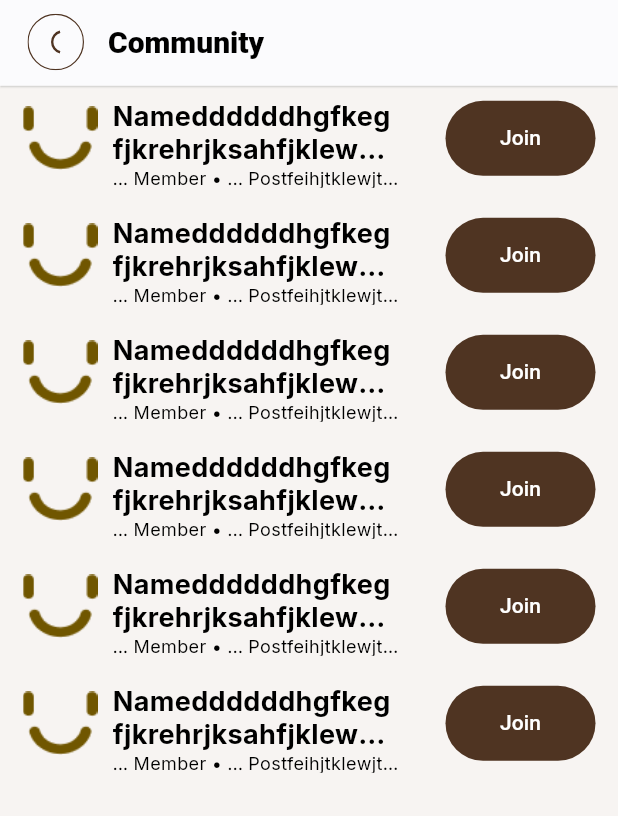
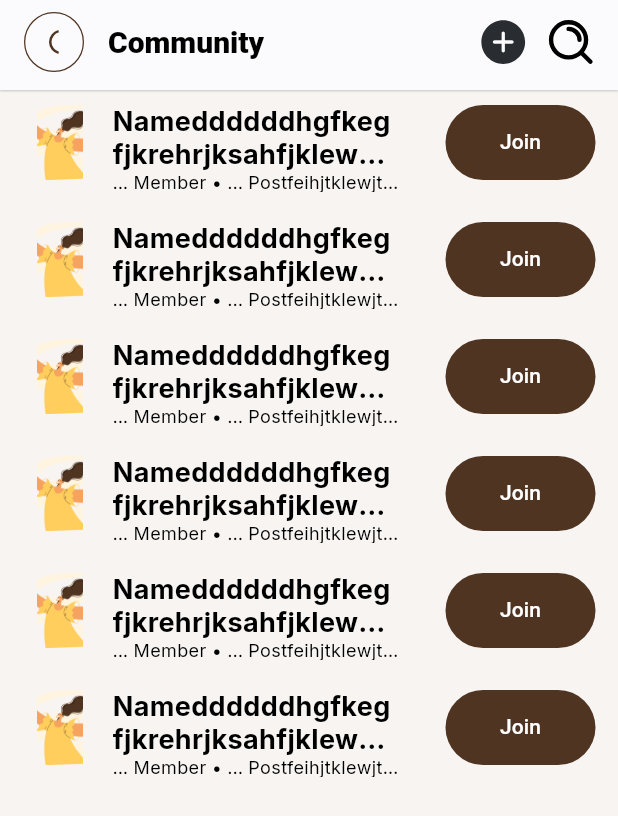
Before and after one commit to TaiMinh2002/MENTAL_HEALTH_APPLICATION, a Flutter app: the CommunityPage screen opened by its route, on a phone screen of 412 x 824 dp. Shown: the top 816 px of the screen. Run offline on Flutter 3.47's test engine with Material 3 defaults, Android fonts, the phone set to English and light mode, and no system bars; our stand-ins replace device_info_plus, dio, flutter_screenutil, flutter_svg, get, get_storage and 5 more; missing offline and left inert: android_id, flutter_inappwebview; accounts and stored records are empty; statements that could not run were skipped.

Commit message:
update appbar

```diff
--- a/mental_healing/lib/base_widget/app_bar_custom.dart
+++ b/mental_healing/lib/base_widget/app_bar_custom.dart
@@ -2,7 +2,7 @@ import 'package:mental_healing/base_widget/button_widget.dart';
 import 'package:mental_healing/import.dart';
 
 class AppBarCustom extends StatelessWidget implements PreferredSizeWidget {
-  AppBarCustom({
+  const AppBarCustom({
     Key? key,
     this.titleAppBar = '',
     this.widgetTitle,
@@ -22,6 +22,10 @@ class AppBarCustom extends StatelessWidget implements PreferredSizeWidget {
     this.backIconColor,
     this.actionButtonWidth,
     this.marginRight = 14,
+    this.suffixIcon1,
+    this.suffixIcon2,
+    this.suffixPressed1,
+    this.suffixPressed2,
   }) : super(key: key);
 
   final String titleAppBar;
@@ -42,34 +46,20 @@ class AppBarCustom extends StatelessWidget implements PreferredSizeWidget {
   final double? actionButtonWidth;
   final Color? backIconColor;
   final double? marginRight;
+  final String? suffixIcon1;
+  final String? suffixIcon2;
+  final VoidCallback? suffixPressed1;
+  final VoidCallback? suffixPressed2;
+
   @override
   Widget build(BuildContext context) {
     return PreferredSize(
-      preferredSize: Size.fromHeight(kToolbarHeight.h),
+      preferredSize: Size.fromHeight(kToolbarHeight),
       child: AppBar(
         scrolledUnderElevation: 0,
         bottom: bottom,
         automaticallyImplyLeading: false,
-        actions: actionTitleButton != null
-            ? <Widget>[
-                Center(
-                  child: ButtonWidget(
-                    title: actionTitleButton!,
-                    onClick: actionPress!,
-                    textColor: Colors.white,
-                    borderColor: Colors.white,
-                    height: 30.h,
-                    width: actionButtonWidth,
-                    borderRadius: actionButtonRadius,
-                    padding: actionButtonPadding,
-                    margin: EdgeInsets.only(right: 14.r),
-                  ),
-                ),
-              ]
-            : <Widget>[
-                ...actions ?? <Widget>[],
-                SizedBox(width: marginRight),
-              ],
+        actions: _buildActions(),
         backgroundColor: backgroundColor ?? Colors.white,
         centerTitle: centerTitle,
         leading: hideLeading ? const SizedBox() : _buildLeading(),
@@ -88,6 +78,51 @@ class AppBarCustom extends StatelessWidget implements PreferredSizeWidget {
     );
   }
 
+  List<Widget> _buildActions() {
+    List<Widget> actionWidgets = actions ?? <Widget>[];
+
+    if (suffixIcon1 != null) {
+      actionWidgets.add(
+        GestureDetector(
+            onTap: suffixPressed1,
+            child: Padding(
+              padding: const EdgeInsets.only(right: 10.0),
+              child: SvgPicture.asset(suffixIcon1!, width: 35),
+            )),
+      );
+    }
+
+    if (suffixIcon2 != null) {
+      actionWidgets.add(
+        GestureDetector(
+            onTap: suffixPressed2,
+            child: SvgPicture.asset(suffixIcon2!, width: 35)),
+      );
+    }
+
+    if (actionTitleButton != null) {
+      actionWidgets.add(
+        Center(
+          child: ButtonWidget(
+            title: actionTitleButton!,
+            onClick: actionPress!,
+            textColor: Colors.white,
+            borderColor: Colors.white,
+            height: 30,
+            width: actionButtonWidth,
+            borderRadius: actionButtonRadius,
+            padding: actionButtonPadding,
+            margin: EdgeInsets.only(right: marginRight ?? 14),
+          ),
+        ),
+      );
+    } else {
+      actionWidgets.add(SizedBox(width: marginRight));
+    }
+
+    return actionWidgets;
+  }
+
   Widget? _buildLeading() {
     if (!automaticallyImplyLeading) {
       return null;
@@ -102,12 +137,12 @@ class AppBarCustom extends StatelessWidget implements PreferredSizeWidget {
         }
       },
       child: Padding(
-        padding: EdgeInsets.only(left: 16.r),
-        child: SvgPicture.asset(AssetIcons.iconBack, width: 45.w),
+        padding: EdgeInsets.only(left: 16),
+        child: SvgPicture.asset(leadingIcon ?? AssetIcons.iconBack, width: 45),
       ),
     );
   }
 
   @override
-  Size get preferredSize => Size.fromHeight(50.r);
+  Size get preferredSize => Size.fromHeight(60);
 }
--- a/mental_healing/lib/page/community/component/community_item.dart
+++ b/mental_healing/lib/page/community/component/community_item.dart
@@ -28,7 +28,7 @@ class CommunityItem extends StatelessWidget with BaseMixin {
   }
 
   Widget _coverImageWidget() {
-    return Image.asset(AssetImages.goodMood, height: 50, width: 50);
+    return Image.asset(AssetImages.intro3, height: 50, width: 50);
   }
 
   Widget _infoWidget() {
--- a/mental_healing/lib/page/home/home_controller.dart
+++ b/mental_healing/lib/page/home/home_controller.dart
@@ -3,6 +3,6 @@ import 'package:mental_healing/import.dart';
 
 class HomeController extends GetxController {
   Future<void> handleCommunity() async {
-    Get.offAllNamed(AppRouter.routerCommunity);
+    Get.toNamed(AppRouter.routerCommunity);
   }
 }
--- a/mental_healing/lib/r.dart
+++ b/mental_healing/lib/r.dart
@@ -29,6 +29,7 @@ class AssetIcons {
 	static const String chooseAvatar = 'assets/icons/choose_avatar.svg';
 	static const String clock = 'assets/icons/clock.svg';
 	static const String community = 'assets/icons/community.svg';
+	static const String createCommunity = 'assets/icons/create_community.svg';
 	static const String darkMode = 'assets/icons/dark_mode.svg';
 	static const String dashboard1 = 'assets/icons/dashboard1.svg';
 	static const String dashboard2 = 'assets/icons/dashboard2.svg';
@@ -63,6 +64,7 @@ class AssetIcons {
 	static const String person = 'assets/icons/person.svg';
 	static const String report = 'assets/icons/report.svg';
 	static const String sadIcon = 'assets/icons/sad_icon.svg';
+	static const String searchIcon = 'assets/icons/search-icon.svg';
 	static const String share = 'assets/icons/share.svg';
 	static const String signOut = 'assets/icons/sign_out.svg';
 	static const String sleep = 'assets/icons/sleep.svg';
```
Also changed, not shown: mental_healing/assets/icons/create_community.svg (added), mental_healing/assets/icons/search-icon.svg (added).
